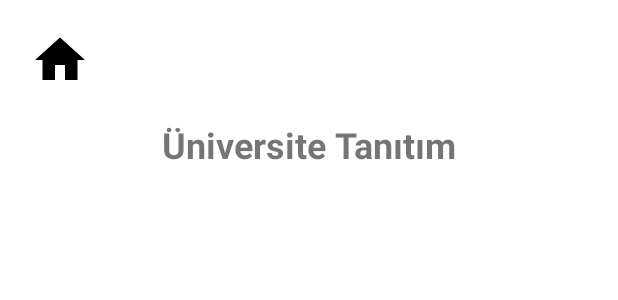
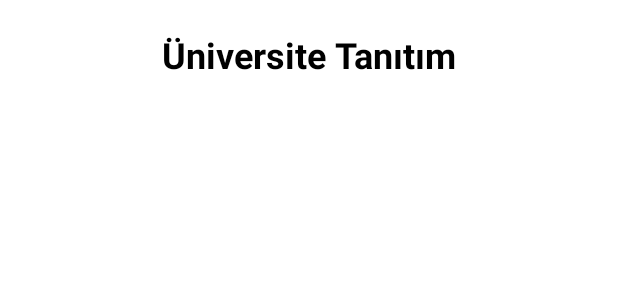
Before and after one commit to mustafacoskunn/UniversiteTanitim, an Android app: the layout fragment_anasayfa.xml on its own in the app's theme, with its tools: preview values and no code run, on a phone screen of 412 x 824 dp. Shown: the top 300 px of the screen. Run offline under Robolectric (Android 15) with nearby library versions, the phone set to English and light mode, and no system bars.

```diff
--- a/app/src/main/res/layout/fragment_anasayfa.xml
+++ b/app/src/main/res/layout/fragment_anasayfa.xml
@@ -12,14 +12,7 @@
         android:layout_height="wrap_content"
         android:padding="20dp">
 
-        <ImageView
-            android:layout_width="40dp"
-            android:layout_height="40dp"
-            android:src="@drawable/ic_home"
 
-            >
-
-        </ImageView>
 
     </RelativeLayout>
 
@@ -28,14 +21,18 @@
         android:layout_height="wrap_content">
 
         <TextView
+            android:id="@+id/baslik"
             android:layout_width="wrap_content"
             android:layout_height="wrap_content"
             android:text="Üniversite Tanıtım"
             android:textSize="24dp"
+            android:textColor="@color/black"
             android:layout_centerHorizontal="true"
             android:textStyle="bold"
             >
         </TextView>
+
+
     </RelativeLayout>
 
 </LinearLayout>
```
Also changed, not shown: app/src/main/java/com/tanitim/universitetanitim/Fragments/MapsActivity.java (+9 -5 lines), app/src/main/res/layout/fragment_detay_map.xml (deleted, +0 -13 lines).
